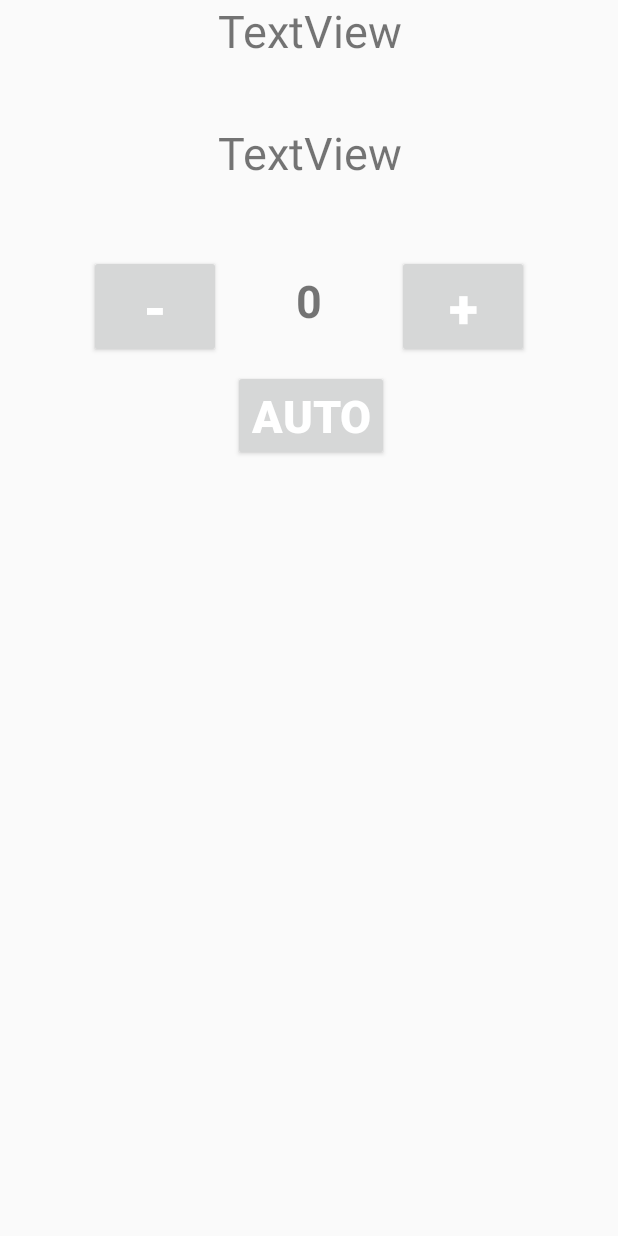
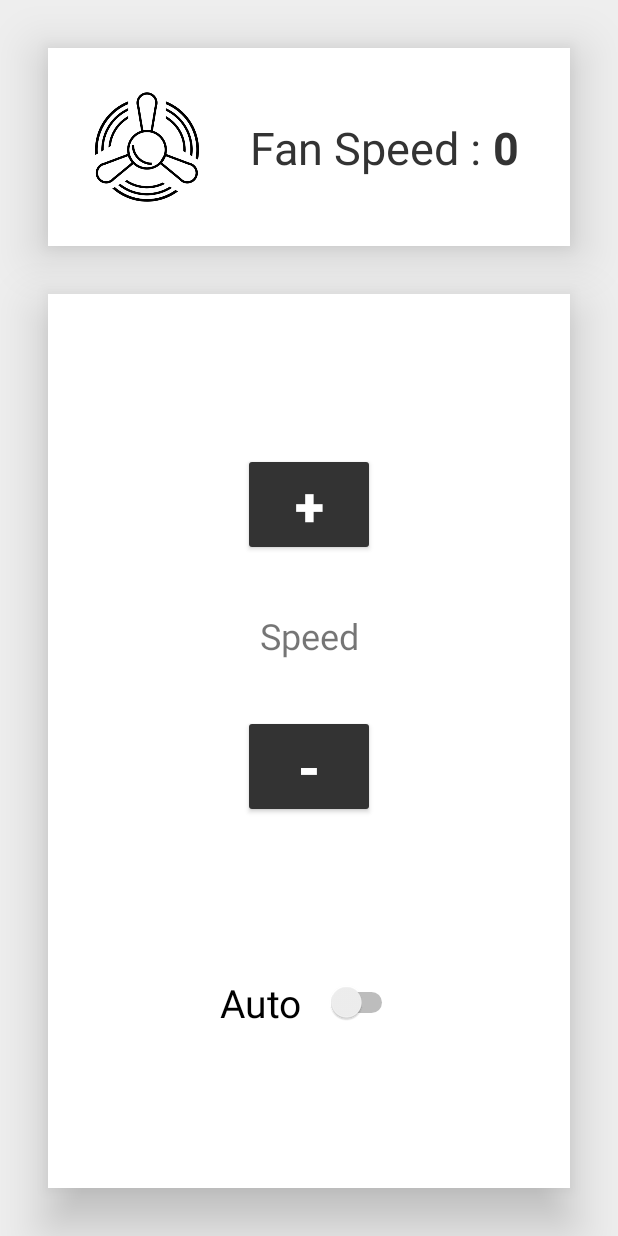
Before and after one commit to Nchen118/IoTProject, an Android app: the layout activity_fan_setting.xml on its own in the app's theme, with its tools: preview values and no code run, on a phone screen of 412 x 824 dp. Run offline under Robolectric (Android 15) with nearby library versions, the phone set to English and light mode, and no system bars.

Commit message:
panel UI improve and bug fixed

```diff
--- a/app/build.gradle
+++ b/app/build.gradle
@@ -46,5 +46,6 @@ dependencies {
     implementation 'me.dm7.barcodescanner:zxing:1.9.8'
     implementation 'com.google.zxing:core:3.4.0'
     implementation 'androidx.cardview:cardview:1.0.0'
+    implementation 'com.google.android.material:material:1.0.0'
 
 }
--- a/app/src/main/res/layout/activity_fan_setting.xml
+++ b/app/src/main/res/layout/activity_fan_setting.xml
@@ -1,87 +1,137 @@
 <?xml version="1.0" encoding="utf-8"?>
-<LinearLayout xmlns:android="http://schemas.android.com/apk/res/android"
+<androidx.constraintlayout.widget.ConstraintLayout xmlns:android="http://schemas.android.com/apk/res/android"
     xmlns:app="http://schemas.android.com/apk/res-auto"
     xmlns:tools="http://schemas.android.com/tools"
     android:layout_width="match_parent"
     android:layout_height="match_parent"
-    tools:context=".fan_setting"
-    android:orientation="vertical">
-    <TextView
-        android:id="@+id/FanTitle"
-        android:layout_width="match_parent"
+    android:background="#EEE">
+
+    <androidx.constraintlayout.widget.ConstraintLayout
+        android:id="@+id/StatusLayout"
+        android:layout_width="0dp"
         android:layout_height="wrap_content"
-        android:gravity="center_horizontal"
-        android:text="TextView"
-        android:textSize="30sp" />
+        android:layout_marginStart="32dp"
+        android:layout_marginTop="32dp"
+        android:layout_marginEnd="32dp"
+        android:background="#FFFFFF"
+        android:elevation="10dp"
+        android:translationZ="10dp"
+        app:layout_constraintEnd_toEndOf="parent"
+        app:layout_constraintStart_toStartOf="parent"
+        app:layout_constraintTop_toTopOf="parent">
 
-    <TextView
-        android:id="@+id/autoText"
-        android:layout_width="match_parent"
-        android:layout_height="wrap_content"
-        android:gravity="center_horizontal"
-        android:text="(Auto)"
-        android:textSize="30sp"
-        android:visibility="invisible" />
+        <TextView
+            android:id="@+id/FanSpeedText"
+            android:layout_width="wrap_content"
+            android:layout_height="wrap_content"
+            android:gravity="center_horizontal"
+            android:text="Fan Speed : "
+            android:textColor="#333333"
+            android:textSize="30sp"
+            app:layout_constraintBottom_toBottomOf="parent"
+            app:layout_constraintEnd_toStartOf="@+id/FanSpeed"
+            app:layout_constraintHorizontal_bias="0.5"
+            app:layout_constraintHorizontal_chainStyle="packed"
+            app:layout_constraintStart_toEndOf="@+id/imageView6"
+            app:layout_constraintTop_toTopOf="parent" />
 
-    <TextView
-        android:id="@+id/FanSpeedText"
-        android:layout_width="match_parent"
-        android:layout_height="wrap_content"
-        android:gravity="center_horizontal"
-        android:text="TextView"
-        android:textSize="30sp" />
+        <TextView
+            android:id="@+id/FanSpeed"
+            android:layout_width="wrap_content"
+            android:layout_height="wrap_content"
+            android:layout_marginEnd="16dp"
+            android:text="0"
+            android:textColor="#333333"
+            android:textSize="30sp"
+            android:textStyle="bold"
+            app:layout_constraintBottom_toBottomOf="parent"
+            app:layout_constraintEnd_toEndOf="parent"
+            app:layout_constraintHorizontal_bias="0.5"
+            app:layout_constraintStart_toEndOf="@+id/FanSpeedText"
+            app:layout_constraintTop_toTopOf="parent" />
 
+        <ImageView
+            android:id="@+id/imageView6"
+            android:layout_width="100dp"
+            android:layout_height="100dp"
+            android:layout_marginStart="16dp"
+            android:layout_marginTop="16dp"
+            android:layout_marginBottom="16dp"
+            app:layout_constraintBottom_toBottomOf="parent"
+            app:layout_constraintStart_toStartOf="parent"
+            app:layout_constraintTop_toTopOf="parent"
+            app:srcCompat="@drawable/fan" />
+    </androidx.constraintlayout.widget.ConstraintLayout>
 
-    <RelativeLayout
-        android:id="@+id/relativeLayout"
-        android:layout_width="match_parent"
-        android:layout_height="match_parent"
-        android:layout_marginTop="48dp"
-        android:gravity="center_horizontal">
+    <androidx.constraintlayout.widget.ConstraintLayout
+        android:id="@+id/ControlLayout"
+        android:layout_width="0dp"
+        android:layout_height="0dp"
+        android:layout_marginStart="32dp"
+        android:layout_marginTop="32dp"
+        android:layout_marginEnd="32dp"
+        android:layout_marginBottom="32dp"
+        android:background="#FFFFFF"
+        android:elevation="10dp"
+        android:translationZ="10dp"
+        app:layout_constraintBottom_toBottomOf="parent"
+        app:layout_constraintEnd_toEndOf="parent"
+        app:layout_constraintStart_toStartOf="parent"
+        app:layout_constraintTop_toBottomOf="@+id/StatusLayout">
 
+        <TextView
+            android:id="@+id/SpeedText"
+            android:layout_width="wrap_content"
+            android:layout_height="wrap_content"
+            android:text="Speed"
+            android:textSize="24sp"
+            app:layout_constraintBottom_toTopOf="@+id/decrease"
+            app:layout_constraintEnd_toEndOf="parent"
+            app:layout_constraintStart_toStartOf="parent"
+            app:layout_constraintTop_toBottomOf="@+id/increase" />
+
+        <Button
+            android:id="@+id/increase"
+            android:layout_width="wrap_content"
+            android:layout_height="wrap_content"
+            android:backgroundTint="#333"
+            android:text="+"
+            android:textColor="@android:color/background_light"
+            android:textSize="36sp"
+            android:textStyle="bold"
+            app:layout_constraintBottom_toTopOf="@+id/decrease"
+            app:layout_constraintEnd_toEndOf="parent"
+            app:layout_constraintHorizontal_bias="0.5"
+            app:layout_constraintStart_toStartOf="parent"
+            app:layout_constraintTop_toTopOf="parent" />
 
         <Button
             android:id="@+id/decrease"
             android:layout_width="wrap_content"
             android:layout_height="wrap_content"
+            android:backgroundTint="#333"
             android:text="-"
             android:textColor="@android:color/background_light"
             android:textSize="36sp"
-            android:textStyle="bold" />
+            android:textStyle="bold"
+            app:layout_constraintBottom_toTopOf="@+id/autoSwitch"
+            app:layout_constraintEnd_toEndOf="parent"
+            app:layout_constraintHorizontal_bias="0.5"
+            app:layout_constraintStart_toStartOf="parent"
+            app:layout_constraintTop_toBottomOf="@+id/increase" />
 
-        <TextView
-            android:id="@+id/FanSpeed"
+        <Switch
+            android:id="@+id/autoSwitch"
             android:layout_width="wrap_content"
             android:layout_height="wrap_content"
-            android:layout_toEndOf="@id/decrease"
-            android:padding="10dp"
-            android:paddingStart="50dp"
-            android:paddingEnd="50dp"
-            android:text="0"
-            android:textSize="30sp"
-            android:textStyle="bold" />
+            android:switchPadding="16dp"
+            android:text="Auto"
+            android:textSize="26sp"
+            app:layout_constraintBottom_toBottomOf="parent"
+            app:layout_constraintEnd_toEndOf="parent"
+            app:layout_constraintStart_toStartOf="parent"
+            app:layout_constraintTop_toBottomOf="@+id/decrease" />
 
-        <Button
-            android:id="@+id/increase"
-            android:layout_width="wrap_content"
-            android:layout_height="wrap_content"
-            android:layout_toEndOf="@id/FanSpeed"
-            android:text="+"
-            android:textColor="@android:color/background_light"
-            android:textSize="36sp"
-            android:textStyle="bold" />
+    </androidx.constraintlayout.widget.ConstraintLayout>
 
-        <Button
-            android:id="@+id/autoBtn"
-            android:layout_width="wrap_content"
-            android:layout_height="wrap_content"
-            android:layout_below="@+id/FanSpeed"
-            android:layout_marginLeft="8dp"
-            android:layout_marginTop="16dp"
-            android:layout_toEndOf="@id/decrease"
-            android:text="Auto"
-            android:textColor="@android:color/background_light"
-            android:textSize="30sp"
-            android:textStyle="bold" />
-    </RelativeLayout>
-</LinearLayout>
+</androidx.constraintlayout.widget.ConstraintLayout>
```
Also changed, not shown: app/src/main/java/com/example/iotproject/fan_setting.kt (+50 -106 lines).
